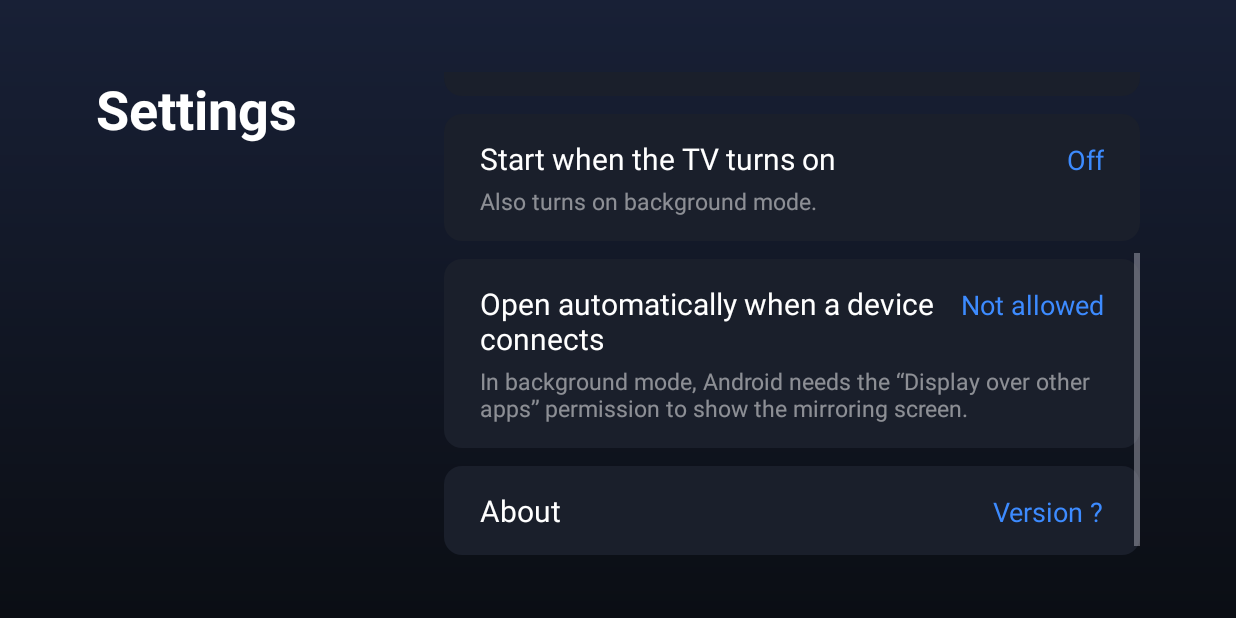
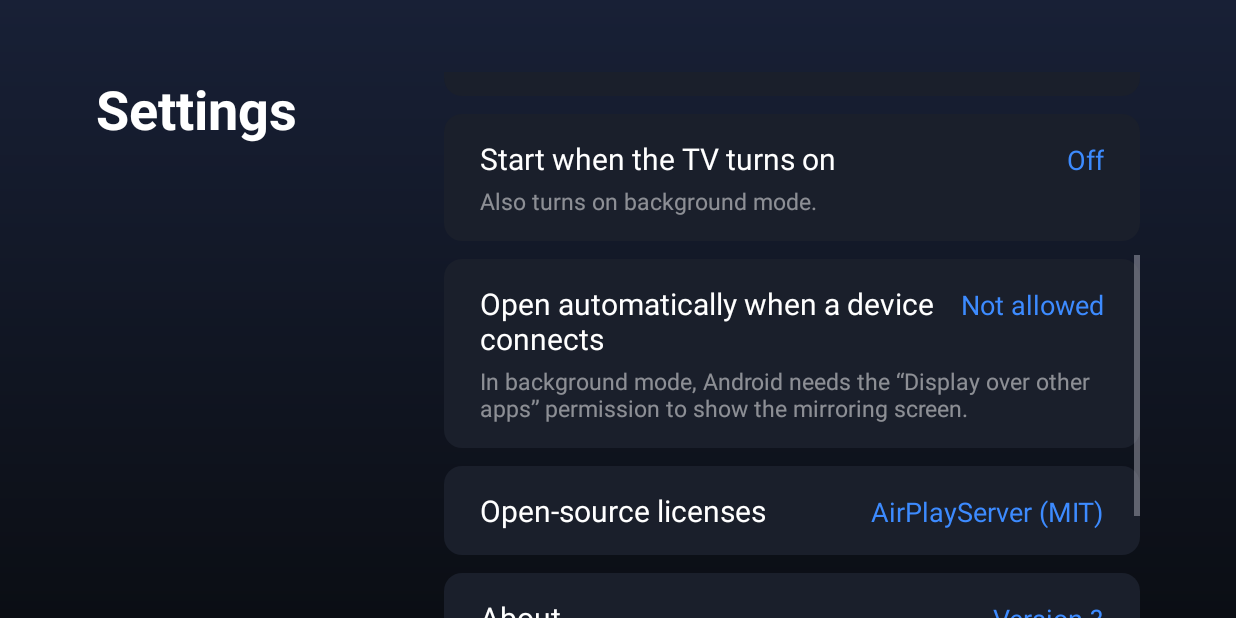
Before and after one commit to charlie67/airplay-android-tv, an Android app: the SettingsActivity screen opened directly, with no data from a screen before it, scrolled down 254 dp, on a phone screen of 824 x 412 dp (held sideways). Run offline under Robolectric (Android 15) with nearby library versions, the phone set to English and light mode, and no system bars.

Commit message:
Add license (#2)

```diff
--- a/app/src/main/res/values/ids.xml
+++ b/app/src/main/res/values/ids.xml
@@ -5,5 +5,6 @@
     <item name="row_background" type="id" />
     <item name="row_boot" type="id" />
     <item name="row_overlay" type="id" />
+    <item name="row_licenses" type="id" />
     <item name="row_about" type="id" />
 </resources>
--- a/app/src/main/res/values/strings.xml
+++ b/app/src/main/res/values/strings.xml
@@ -31,6 +31,10 @@
     <string name="setting_auto_open_summary">In background mode, Android needs the “Display over other apps” permission to show the mirroring screen.</string>
     <string name="auto_open_already">The permission is granted. The mirroring screen opens when a device connects.</string>
     <string name="auto_open_adb">This TV doesn’t offer the “Display over other apps” setting. Grant it from a computer with adb:\n\nadb shell appops set %1$s SYSTEM_ALERT_WINDOW allow</string>
+    <string name="setting_licenses">Open-source licenses</string>
+    <string name="licenses_value">AirPlayServer (MIT)</string>
+    <string name="license_title">AirPlayServer by xenos1337 — MIT License</string>
+    <string name="license_missing">The license text could not be loaded.</string>
     <string name="setting_about">About</string>
     <string name="version_label">Version %1$s</string>
     <string name="about_text">AirPlay Server for Android TV %1$s\n\nAn Android TV port of AirPlayServer for Windows (github.com/xenos1337/AirPlayServer), itself based on fingergit/airplay2-win. Receives screen mirroring and audio from iOS and macOS.\n\nIncludes libplist (LGPL‑2.1) and PlayFair (GPL‑3.0). This is an unofficial implementation. Apple and AirPlay are trademarks of Apple Inc.</string>
```
Also changed, not shown: app/src/main/assets/licenses/AirPlayServer-MIT.txt (added, +21 -0 lines), app/src/main/java/com/airplayserver/tv/SettingsActivity.kt (+14 -0 lines).
